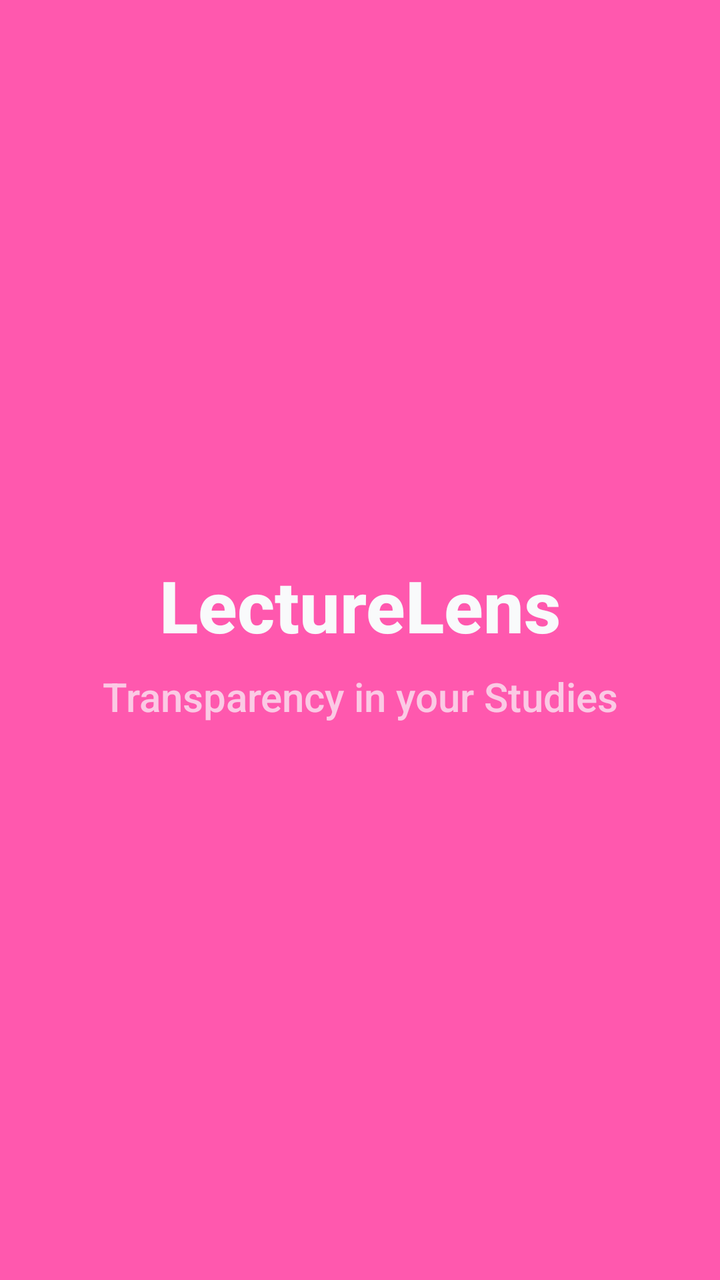
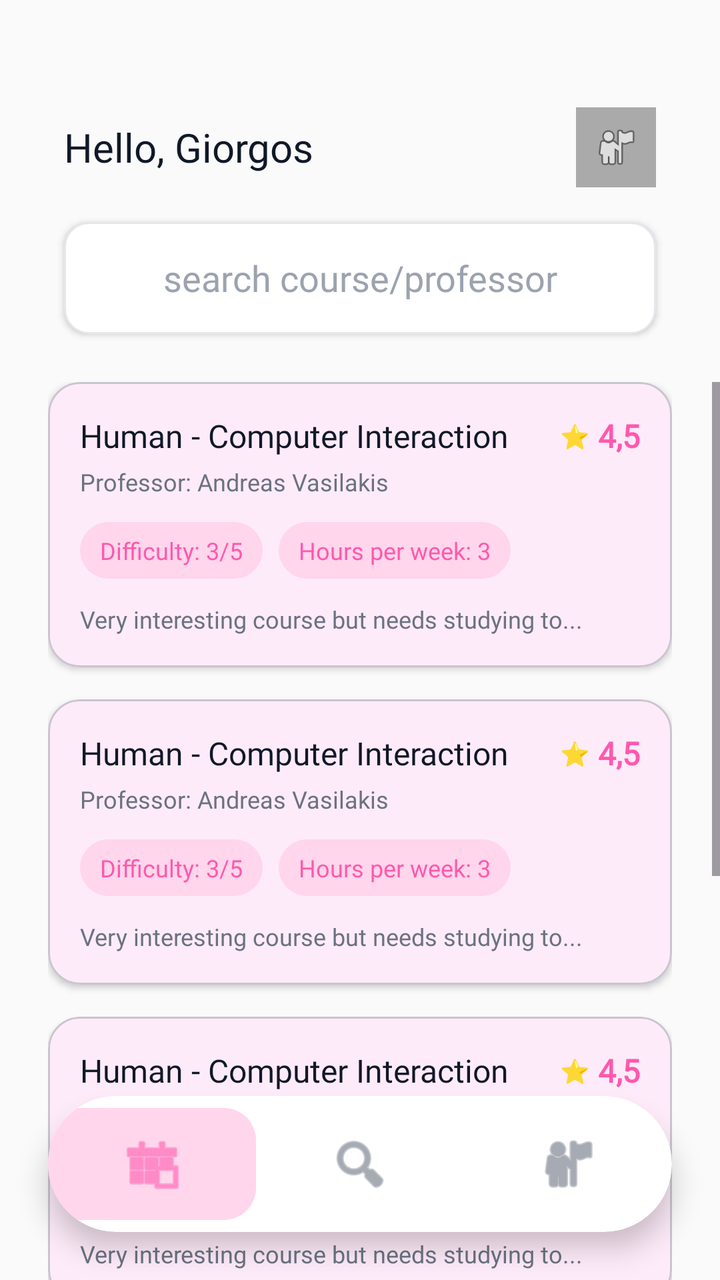

Two renders of the same Android screen: before a commit and after it. Below are the layout's source before the change and the commit's diff.
<!-- AndroidManifest.xml: application theme Theme.LectureLensAueb -->
<!-- res/layout/activity_main.xml -->
<?xml version="1.0" encoding="utf-8"?>
<androidx.constraintlayout.widget.ConstraintLayout xmlns:android="http://schemas.android.com/apk/res/android"
    xmlns:app="http://schemas.android.com/apk/res-auto"
    xmlns:tools="http://schemas.android.com/tools"
    android:layout_width="match_parent"
    android:layout_height="match_parent"
    android:background="@color/pink_primary"
    tools:context=".MainActivity">

    <TextView
        android:id="@+id/titleTextView"
        android:layout_width="wrap_content"
        android:layout_height="wrap_content"
        android:fontFamily="sans-serif-medium"
        android:text="@string/lecture_lens"
        android:textColor="@color/white_text"
        android:textSize="36sp"
        android:textStyle="bold"
        app:layout_constraintBottom_toTopOf="@+id/subtitleTextView"
        app:layout_constraintEnd_toEndOf="parent"
        app:layout_constraintStart_toStartOf="parent"
        app:layout_constraintTop_toTopOf="parent"
        app:layout_constraintVertical_chainStyle="packed" />

    <TextView
        android:id="@+id/subtitleTextView"
        android:layout_width="wrap_content"
        android:layout_height="wrap_content"
        android:layout_marginTop="8dp"
        android:fontFamily="sans-serif-medium"
        android:text="@string/transparency_subtitle"
        android:textColor="@color/white_text_70"
        android:textSize="20sp"
        app:layout_constraintBottom_toBottomOf="parent"
        app:layout_constraintEnd_toEndOf="parent"
        app:layout_constraintStart_toStartOf="parent"
        app:layout_constraintTop_toBottomOf="@id/titleTextView" />

</androidx.constraintlayout.widget.ConstraintLayout>
<!-- resources referenced by this layout -->
<resources>
  <color name="pink_primary">#FF58AE</color>
  <color name="white_text">#F9FAFB</color>
  <color name="white_text_70">#B3F9FAFB</color>
  <string name="lecture_lens">LectureLens</string>
  <string name="transparency_subtitle">Transparency in your Studies</string>
  <style name="Theme.LectureLensAueb" parent="Base.Theme.LectureLensAueb" />
  <style name="Base.Theme.LectureLensAueb" parent="Theme.Material3.DayNight.NoActionBar">
          
          <item name="colorPrimary">@color/pink_primary</item>
          <item name="android:statusBarColor">@color/pink_primary</item>
      </style>
</resources>

<!-- the commit's change to res/layout/activity_main.xml (unified diff, before → after) -->
@@ -4,36 +4,239 @@
     xmlns:tools="http://schemas.android.com/tools"
     android:layout_width="match_parent"
     android:layout_height="match_parent"
-    android:background="@color/pink_primary"
+    android:background="@color/background_light"
     tools:context=".MainActivity">
 
+    
     <TextView
-        android:id="@+id/titleTextView"
+        android:id="@+id/greetingTextView"
         android:layout_width="wrap_content"
         android:layout_height="wrap_content"
-        android:fontFamily="sans-serif-medium"
-        android:text="@string/lecture_lens"
-        android:textColor="@color/white_text"
-        android:textSize="36sp"
-        android:textStyle="bold"
-        app:layout_constraintBottom_toTopOf="@+id/subtitleTextView"
+        android:layout_marginStart="32dp"
+        android:layout_marginTop="60dp"
+        android:fontFamily="@font/poppins_semibold"
+        android:text="@string/hello_giorgos"
+        android:textColor="@color/text_primary"
+        android:textSize="20sp"
+        app:layout_constraintStart_toStartOf="parent"
+        app:layout_constraintTop_toTopOf="parent" />
+
+    <ImageView
+        android:id="@+id/userProfileImage"
+        android:layout_width="40dp"
+        android:layout_height="40dp"
+        android:layout_marginEnd="32dp"
+        android:background="@android:color/darker_gray"
+        android:padding="8dp"
+        android:src="@android:drawable/ic_menu_myplaces"
+        app:layout_constraintBottom_toBottomOf="@id/greetingTextView"
+        app:layout_constraintEnd_toEndOf="parent"
+        app:layout_constraintTop_toTopOf="@id/greetingTextView" />
+
+    
+    <EditText
+        android:id="@+id/searchEditText"
+        android:layout_width="0dp"
+        android:layout_height="56dp"
+        android:layout_marginHorizontal="32dp"
+        android:layout_marginTop="24dp"
+        android:autofillHints="none"
+        android:background="@drawable/search_bar_background"
+        android:elevation="2dp"
+        android:fontFamily="@font/roboto_semibold"
+        android:gravity="center"
+        android:hint="@string/search_hint"
+        android:inputType="text"
+        android:paddingHorizontal="16dp"
+        android:textColor="@color/text_primary"
+        android:textColorHint="@color/text_hint"
         app:layout_constraintEnd_toEndOf="parent"
         app:layout_constraintStart_toStartOf="parent"
-        app:layout_constraintTop_toTopOf="parent"
-        app:layout_constraintVertical_chainStyle="packed" />
-
-    <TextView
-        android:id="@+id/subtitleTextView"
-        android:layout_width="wrap_content"
-        android:layout_height="wrap_content"
-        android:layout_marginTop="8dp"
-        android:fontFamily="sans-serif-medium"
-        android:text="@string/transparency_subtitle"
-        android:textColor="@color/white_text_70"
-        android:textSize="20sp"
+        app:layout_constraintTop_toBottomOf="@id/greetingTextView" />
+
+    
+    <ScrollView
+        android:layout_width="0dp"
+        android:layout_height="0dp"
+        android:layout_marginTop="24dp"
+        android:clipToPadding="false"
+        android:paddingBottom="100dp"
         app:layout_constraintBottom_toBottomOf="parent"
         app:layout_constraintEnd_toEndOf="parent"
         app:layout_constraintStart_toStartOf="parent"
-        app:layout_constraintTop_toBottomOf="@id/titleTextView" />
+        app:layout_constraintTop_toBottomOf="@id/searchEditText">
+
+        <LinearLayout
+            android:layout_width="match_parent"
+            android:layout_height="wrap_content"
+            android:orientation="vertical"
+            android:paddingHorizontal="24dp">
+
+            <include layout="@layout/item_course_card" />
+            <include layout="@layout/item_course_card" />
+            <include layout="@layout/item_course_card" />
+            <include layout="@layout/item_course_card" />
+
+        </LinearLayout>
+    </ScrollView>
+
+    
+    <androidx.cardview.widget.CardView
+        android:layout_width="match_parent"
+        android:layout_height="68dp"
+        android:layout_marginHorizontal="24dp"
+        android:layout_marginBottom="24dp"
+        app:cardCornerRadius="34dp"
+        app:cardElevation="8dp"
+        app:layout_constraintBottom_toBottomOf="parent">
+
+        <LinearLayout
+            android:layout_width="match_parent"
+            android:layout_height="match_parent"
+            android:gravity="center"
+            android:orientation="horizontal"
+            android:weightSum="3">
+
+            <ImageView
+                android:id="@+id/navHome"
+                android:layout_width="0dp"
+                android:layout_height="wrap_content"
+                android:layout_weight="1"
+                android:background="@drawable/chip_background"
+                android:padding="12dp"
+                android:src="@android:drawable/ic_menu_today"
+                app:tint="@color/pink_primary" />
+
+            <ImageView
+                android:id="@+id/navSearch"
+                android:layout_width="0dp"
+                android:layout_height="wrap_content"
+                android:layout_weight="1"
+                android:padding="12dp"
+                android:src="@android:drawable/ic_menu_search"
+                app:tint="@color/text_secondary" />
+
+            <ImageView
+                android:id="@+id/navProfile"
+                android:layout_width="0dp"
+                android:layout_height="wrap_content"
+                android:layout_weight="1"
+                android:padding="12dp"
+                android:src="@android:drawable/ic_menu_myplaces"
+                app:tint="@color/text_secondary" />
+
+        </LinearLayout>
+    </androidx.cardview.widget.CardView>
 
 </androidx.constraintlayout.widget.ConstraintLayout>
+<!-- res/layout/item_course_card.xml (included above) -->
+<?xml version="1.0" encoding="utf-8"?>
+<com.google.android.material.card.MaterialCardView xmlns:android="http://schemas.android.com/apk/res/android"
+    xmlns:app="http://schemas.android.com/apk/res-auto"
+    android:layout_width="match_parent"
+    android:layout_height="wrap_content"
+    android:layout_marginBottom="16dp"
+    app:cardCornerRadius="16dp"
+    app:cardElevation="2dp">
+
+    <androidx.constraintlayout.widget.ConstraintLayout
+        android:layout_width="match_parent"
+        android:layout_height="wrap_content"
+        android:padding="16dp">
+
+        <TextView
+            android:id="@+id/courseTitle"
+            android:layout_width="0dp"
+            android:layout_height="wrap_content"
+            android:fontFamily="@font/roboto_semibold"
+            android:text="@string/hci_course_name"
+            android:textColor="@color/text_primary"
+            android:textSize="16sp"
+            app:layout_constraintEnd_toStartOf="@+id/ratingLayout"
+            app:layout_constraintStart_toStartOf="parent"
+            app:layout_constraintTop_toTopOf="parent" />
+
+        <LinearLayout
+            android:id="@+id/ratingLayout"
+            android:layout_width="wrap_content"
+            android:layout_height="wrap_content"
+            android:gravity="center"
+            android:orientation="horizontal"
+            app:layout_constraintEnd_toEndOf="parent"
+            app:layout_constraintTop_toTopOf="parent">
+
+            <TextView
+                android:layout_width="wrap_content"
+                android:layout_height="wrap_content"
+                android:text="⭐"
+                android:textSize="12sp" />
+
+            <TextView
+                android:layout_width="wrap_content"
+                android:layout_height="wrap_content"
+                android:layout_marginStart="4dp"
+                android:fontFamily="@font/roboto_semibold"
+                android:text="@string/rating_text"
+                android:textColor="@color/pink_primary"
+                android:textSize="16sp"
+                android:textStyle="bold" />
+        </LinearLayout>
+
+        <TextView
+            android:id="@+id/professorName"
+            android:layout_width="wrap_content"
+            android:layout_height="wrap_content"
+            android:layout_marginTop="4dp"
+            android:fontFamily="@font/roboto_regular"
+            android:text="@string/professor_name"
+            android:textColor="@color/text_secondary"
+            android:textSize="12sp"
+            app:layout_constraintStart_toStartOf="parent"
+            app:layout_constraintTop_toBottomOf="@id/courseTitle" />
+
+        <LinearLayout
+            android:id="@+id/chipsLayout"
+            android:layout_width="wrap_content"
+            android:layout_height="wrap_content"
+            android:layout_marginTop="12dp"
+            android:orientation="horizontal"
+            app:layout_constraintStart_toStartOf="parent"
+            app:layout_constraintTop_toBottomOf="@id/professorName">
+
+            <TextView
+                android:layout_width="wrap_content"
+                android:layout_height="wrap_content"
+                android:background="@drawable/chip_background"
+                android:fontFamily="@font/roboto_regular"
+                android:paddingHorizontal="10dp"
+                android:paddingVertical="6dp"
+                android:text="@string/difficulty_label"
+                android:textColor="@color/pink_primary"
+                android:textSize="12sp" />
+
+            <TextView
+                android:layout_width="wrap_content"
+                android:layout_height="wrap_content"
+                android:layout_marginStart="8dp"
+                android:background="@drawable/chip_background"
+                android:fontFamily="@font/roboto_regular"
+                android:paddingHorizontal="10dp"
+                android:paddingVertical="6dp"
+                android:text="@string/hours_label"
+                android:textColor="@color/pink_primary"
+                android:textSize="12sp" />
+        </LinearLayout>
+
+        <TextView
+            android:layout_width="wrap_content"
+            android:layout_height="wrap_content"
+            android:layout_marginTop="12dp"
+            android:fontFamily="@font/roboto_regular"
+            android:text="@string/course_description"
+            android:textColor="@color/text_secondary"
+            android:textSize="12sp"
+            app:layout_constraintStart_toStartOf="parent"
+            app:layout_constraintTop_toBottomOf="@id/chipsLayout" />
+
+    </androidx.constraintlayout.widget.ConstraintLayout>
+</com.google.android.material.card.MaterialCardView>
<!-- resource entries referenced after the edit -->
@@ -1,11 +1,34 @@
 <!-- resources referenced by this layout -->
 <resources>
+  <color name="background_light">#FAFAFA</color>
   <color name="pink_primary">#FF58AE</color>
-  <color name="white_text">#F9FAFB</color>
-  <color name="white_text_70">#B3F9FAFB</color>
-  <string name="lecture_lens">LectureLens</string>
-  <string name="transparency_subtitle">Transparency in your Studies</string>
+  <color name="text_hint">#9CA3AF</color>
+  <color name="text_primary">#111827</color>
+  <color name="text_secondary">#6B7280</color>
+  <!-- drawable chip_background (drawable) -->
+  <?xml version="1.0" encoding="utf-8"?>
+  <shape xmlns:android="http://schemas.android.com/apk/res/android">
+      <solid android:color="@color/pink_light" />
+      <corners android:radius="16dp" />
+  </shape>
+  <!-- drawable search_bar_background (drawable) -->
+  <?xml version="1.0" encoding="utf-8"?>
+  <shape xmlns:android="http://schemas.android.com/apk/res/android">
+      <solid android:color="@android:color/white" />
+      <stroke android:width="1dp" android:color="@color/border_gray" />
+      <corners android:radius="12dp" />
+  </shape>
+  <string name="course_description">Very interesting course but needs studying to...</string>
+  <string name="difficulty_label">Difficulty: 3/5</string>
+  <string name="hci_course_name">Human - Computer Interaction</string>
+  <string name="hello_giorgos">Hello, Giorgos</string>
+  <string name="hours_label">Hours per week: 3</string>
+  <string name="professor_name">Professor: Andreas Vasilakis</string>
+  <string name="rating_text">4,5</string>
+  <string name="search_hint">search course/professor</string>
   <style name="Theme.LectureLensAueb" parent="Base.Theme.LectureLensAueb" />
+  <color name="pink_light">#FFD6EB</color>
+  <color name="border_gray">#E5E7EB</color>
   <style name="Base.Theme.LectureLensAueb" parent="Theme.Material3.DayNight.NoActionBar">
           
           <item name="colorPrimary">@color/pink_primary</item>
